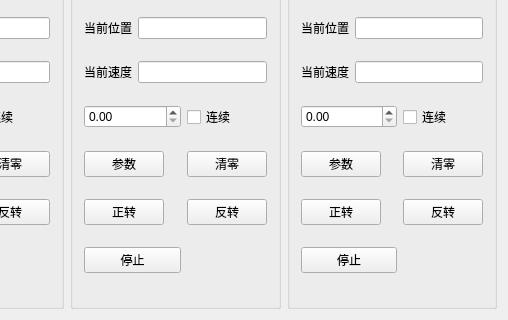
Old version of the form MotionController.ui in the repository lufangkang1987/MotionController; both pictures show x 590 to 1098 and y 475 to 795 of the 1098 by 795 pixel window.
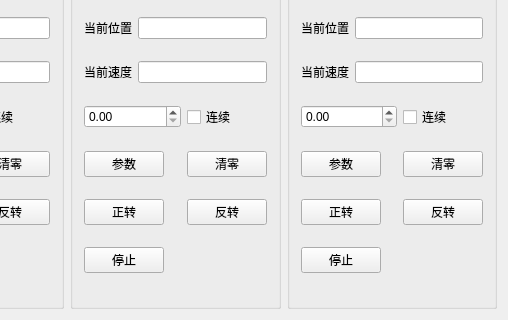
New version of the form.

Patch:
```diff
--- a/MotionController.ui
+++ b/MotionController.ui
@@ -1265,6 +1265,12 @@
          </item>
          <item row="6" column="0" colspan="2">
           <widget class="QPushButton" name="AStopBtn">
+           <property name="sizePolicy">
+            <sizepolicy hsizetype="Fixed" vsizetype="Fixed">
+             <horstretch>0</horstretch>
+             <verstretch>0</verstretch>
+            </sizepolicy>
+           </property>
            <property name="text">
             <string>停止</string>
            </property>
@@ -1399,7 +1405,7 @@
          <item row="6" column="0" colspan="2">
           <widget class="QPushButton" name="BStopBtn">
            <property name="sizePolicy">
-            <sizepolicy hsizetype="Minimum" vsizetype="Fixed">
+            <sizepolicy hsizetype="Fixed" vsizetype="Fixed">
              <horstretch>0</horstretch>
              <verstretch>0</verstretch>
             </sizepolicy>
```
